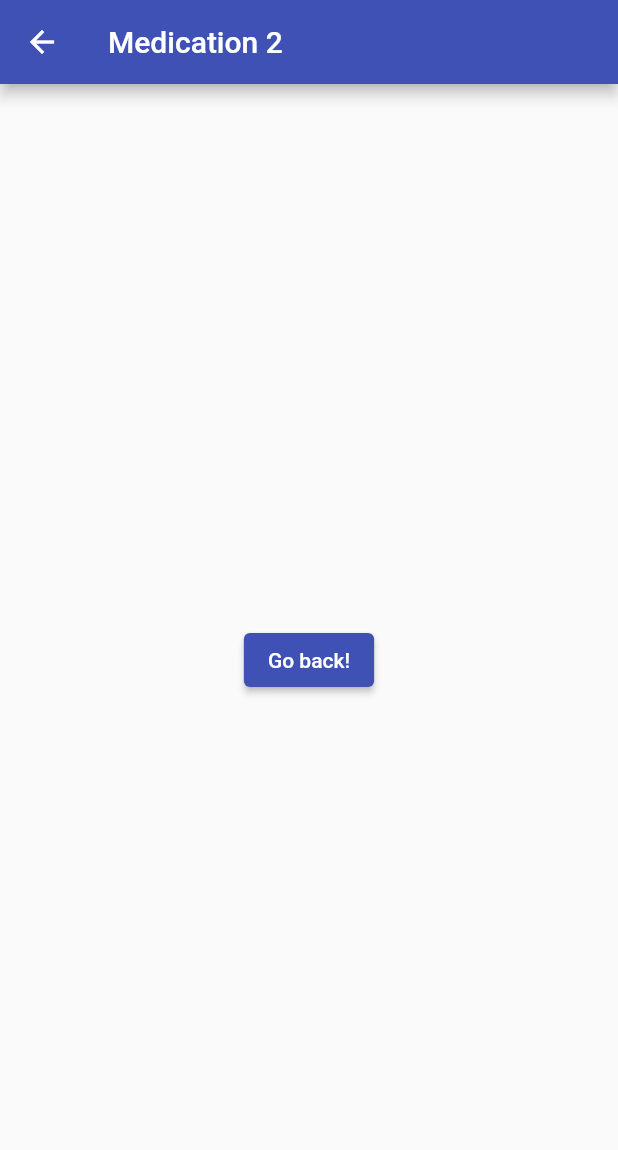
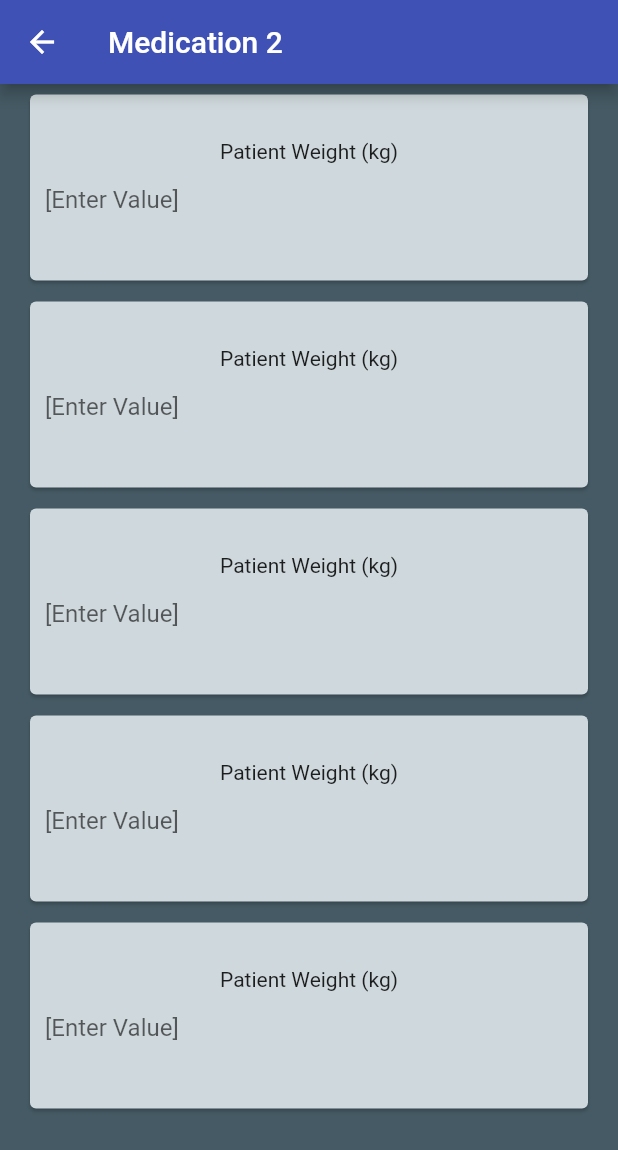
Before and after one commit to CSCIX691DAL/Application-for-Dosing-of-Pediat, a Flutter app: the Med2 screen opened directly, on a phone screen of 412 x 824 dp. Shown: the top 1150 px of the screen. Run offline on Flutter 3.47's test engine with Material 2 defaults, Android fonts, the phone set to English and light mode, and no system bars; missing offline and left inert: dart:html.

Commit message:
added form cards

```diff
--- a/dosing_app/lib/medications/med_2.dart
+++ b/dosing_app/lib/medications/med_2.dart
@@ -1,23 +1,49 @@
+import 'dart:html';
+
 import 'package:flutter/material.dart';
-
 
 class Med2 extends StatelessWidget {
   const Med2({Key? key}) : super(key: key);
 
-  @override
-  Widget build(BuildContext context) {
-    return Scaffold(
-      appBar: AppBar(
-        title: const Text("Medication 2"),
-      ),
-      body: Center(
-        child: ElevatedButton(
-          onPressed: () {
-            Navigator.pop(context);
-          },
-          child: const Text('Go back!'),
+  Widget buildCard(cardTitle) {
+    return Card(
+      color: Colors.blueGrey[100],
+      margin: EdgeInsets.symmetric(horizontal: 20, vertical: 7),
+      child: Padding(
+        padding: EdgeInsets.symmetric(horizontal: 10, vertical: 30),
+        child: Column(
+          children: <Widget>[
+            Text(
+              cardTitle,
+            ),
+            TextField(
+              decoration: InputDecoration(
+                hintText: "[Enter Value]",
+                border: InputBorder.none,
+              ),
+            )
+          ],
         ),
       ),
     );
   }
+
+  @override
+  Widget build(BuildContext context) {
+    return Scaffold(
+        appBar: AppBar(
+          title: const Text("Medication 2"),
+        ),
+        backgroundColor: Colors.blueGrey[700], //page background color
+
+        body: Column(
+          children: <Widget>[
+            buildCard("Patient Weight (kg)"),
+            buildCard("Patient Weight (kg)"),
+            buildCard("Patient Weight (kg)"),
+            buildCard("Patient Weight (kg)"),
+            buildCard("Patient Weight (kg)"),
+          ],
+        ));
+  }
 }
```
